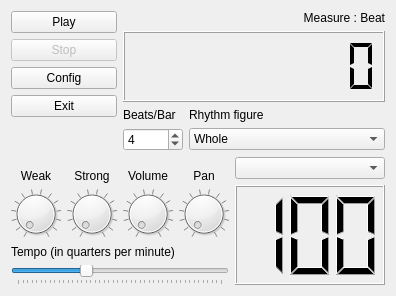
This is src/kmetronomeviewbase.ui in pedrolcl/kmetronome as Qt 5 draws it before an edit. The edited form follows.
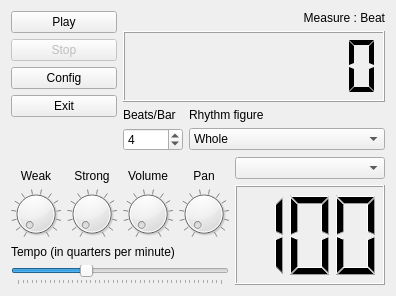
This is the edited form. Icons and pictures are not drawn. Custom widgets are drawn as their Qt base class.

Commit message: * measures lcd display -> 8 digits * disable velocity knobs while playing

What changed in the file:
```diff
--- a/src/kmetronomeviewbase.ui
+++ b/src/kmetronomeviewbase.ui
@@ -176,7 +176,7 @@
         <string>Number of measures (bars) and beats played from beginning</string>
        </property>
        <property name="numDigits" >
-        <number>9</number>
+        <number>8</number>
        </property>
        <property name="mode" >
         <enum>QLCDNumber::Dec</enum>
```
The commit also changes 1 other file.
